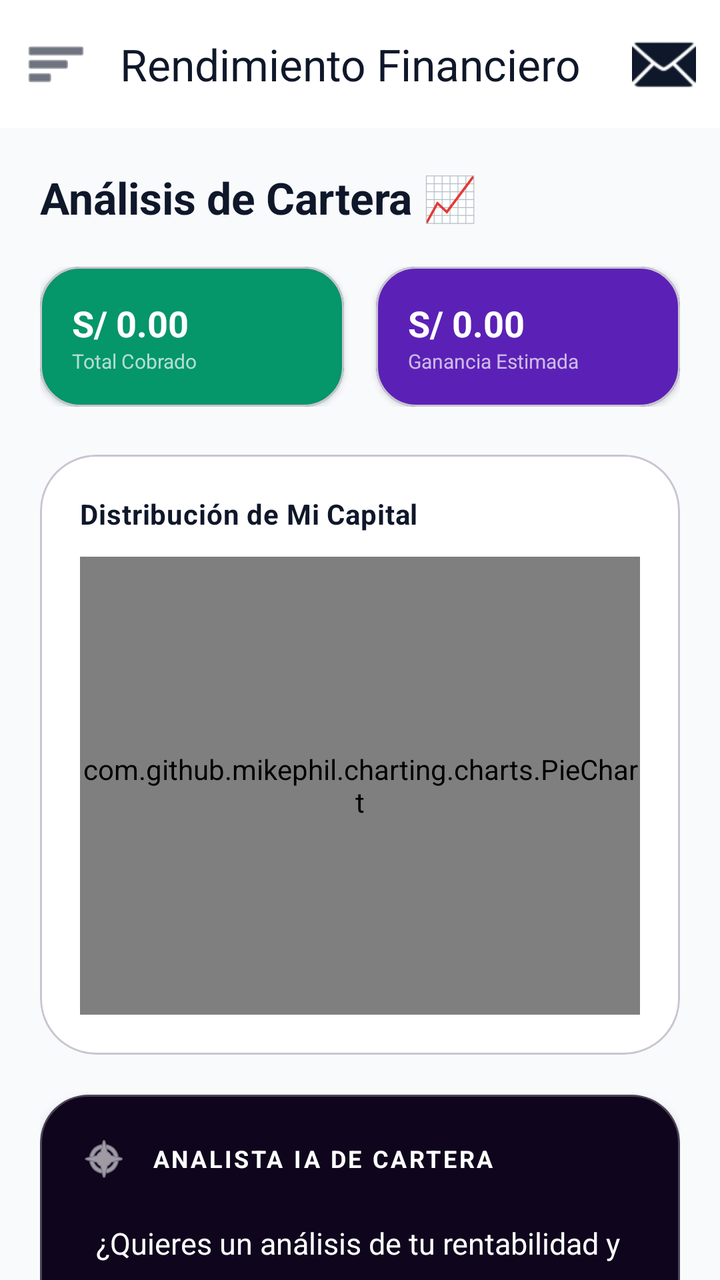
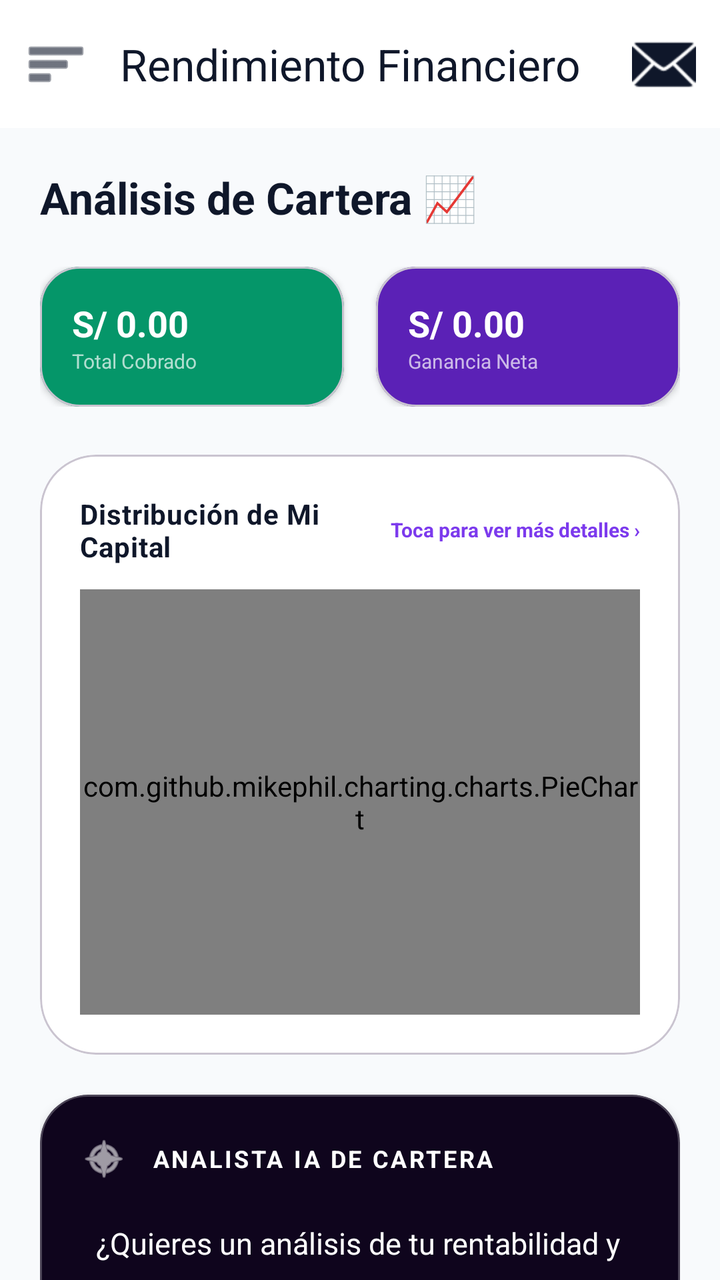

Two renders of the same Android screen: before a commit and after it. Below are the layout's source before the change and the commit's diff.
<!-- AndroidManifest.xml: application theme Theme.Gomezmart -->
<!-- res/layout/fragment_loans_metrics.xml -->
<?xml version="1.0" encoding="utf-8"?>
<androidx.coordinatorlayout.widget.CoordinatorLayout xmlns:android="http://schemas.android.com/apk/res/android"
    xmlns:app="http://schemas.android.com/apk/res-auto"
    android:layout_width="match_parent"
    android:layout_height="match_parent"
    android:background="?attr/colorSurface">

    <com.google.android.material.appbar.AppBarLayout
        android:layout_width="match_parent"
        android:layout_height="wrap_content"
        android:background="?attr/colorSurfaceContainer"
        app:elevation="0dp">
        <com.google.android.material.appbar.MaterialToolbar
            android:id="@+id/toolbarMetricsFrag"
            android:layout_width="match_parent"
            android:layout_height="?attr/actionBarSize"
            app:title="Rendimiento Financiero"
            app:titleTextColor="@color/slate_900"
            app:navigationIcon="@android:drawable/ic_menu_sort_by_size"
            app:navigationIconTint="@color/slate_900"
            app:menu="@menu/menu_mailbox" />
    </com.google.android.material.appbar.AppBarLayout>

    <androidx.core.widget.NestedScrollView
        android:layout_width="match_parent"
        android:layout_height="match_parent"
        app:layout_behavior="@string/appbar_scrolling_view_behavior">

        <LinearLayout
            android:layout_width="match_parent"
            android:layout_height="wrap_content"
            android:orientation="vertical"
            android:padding="20dp">

            <TextView
                android:layout_width="wrap_content"
                android:layout_height="wrap_content"
                android:text="Análisis de Cartera 📈"
                android:textSize="22sp"
                android:textStyle="bold"
                android:textColor="?attr/colorOnSurface" />

            
            <LinearLayout
                android:layout_width="match_parent"
                android:layout_height="wrap_content"
                android:orientation="horizontal"
                android:layout_marginTop="20dp"
                android:baselineAligned="false">

                <com.google.android.material.card.MaterialCardView
                    android:layout_width="0dp"
                    android:layout_height="wrap_content"
                    android:layout_weight="1"
                    android:layout_marginEnd="8dp"
                    app:cardCornerRadius="20dp"
                    app:cardElevation="2dp"
                    app:cardBackgroundColor="@color/emerald_600">
                    <LinearLayout
                        android:layout_width="match_parent"
                        android:layout_height="wrap_content"
                        android:orientation="vertical"
                        android:padding="16dp">
                        <TextView
                            android:id="@+id/tvMetricsTotalCollected"
                            android:layout_width="wrap_content"
                            android:layout_height="wrap_content"
                            android:text="S/ 0.00"
                            android:textSize="18sp"
                            android:textStyle="bold"
                            android:textColor="@color/white" />
                        <TextView
                            android:layout_width="wrap_content"
                            android:layout_height="wrap_content"
                            android:text="Total Cobrado"
                            android:textSize="10sp"
                            android:textColor="#B0FFFFFF" />
                    </LinearLayout>
                </com.google.android.material.card.MaterialCardView>

                <com.google.android.material.card.MaterialCardView
                    android:layout_width="0dp"
                    android:layout_height="wrap_content"
                    android:layout_weight="1"
                    android:layout_marginStart="8dp"
                    app:cardCornerRadius="20dp"
                    app:cardElevation="2dp"
                    app:cardBackgroundColor="@color/purple_800">
                    <LinearLayout
                        android:layout_width="match_parent"
                        android:layout_height="wrap_content"
                        android:orientation="vertical"
                        android:padding="16dp">
                        <TextView
                            android:id="@+id/tvMetricsTotalProfit"
                            android:layout_width="wrap_content"
                            android:layout_height="wrap_content"
                            android:text="S/ 0.00"
                            android:textSize="18sp"
                            android:textStyle="bold"
                            android:textColor="@color/white" />
                        <TextView
                            android:layout_width="wrap_content"
                            android:layout_height="wrap_content"
                            android:text="Ganancia Estimada"
                            android:textSize="10sp"
                            android:textColor="#B0FFFFFF" />
                    </LinearLayout>
                </com.google.android.material.card.MaterialCardView>
            </LinearLayout>

            <com.google.android.material.card.MaterialCardView
                android:layout_width="match_parent"
                android:layout_height="300dp"
                android:layout_marginTop="24dp"
                app:cardCornerRadius="28dp"
                app:cardElevation="0dp"
                app:strokeWidth="1dp"
                app:strokeColor="?attr/colorOutlineVariant"
                app:cardBackgroundColor="?attr/colorSurfaceContainer">
                <LinearLayout
                    android:layout_width="match_parent"
                    android:layout_height="match_parent"
                    android:orientation="vertical"
                    android:padding="20dp">
                    <TextView
                        android:layout_width="wrap_content"
                        android:layout_height="wrap_content"
                        android:text="Distribución de Mi Capital"
                        android:textStyle="bold"
                        android:textColor="?attr/colorOnSurface"
                        android:textSize="14sp"
                        android:letterSpacing="0.02" />
                    <com.github.mikephil.charting.charts.PieChart
                        android:id="@+id/chartMetricsRisk"
                        android:layout_width="match_parent"
                        android:layout_height="match_parent"
                        android:layout_marginTop="12dp" />
                </LinearLayout>
            </com.google.android.material.card.MaterialCardView>

            
            <com.google.android.material.card.MaterialCardView
                android:id="@+id/cardLoansAiAdvisor"
                android:layout_width="match_parent"
                android:layout_height="wrap_content"
                android:layout_marginTop="20dp"
                app:cardBackgroundColor="@color/midnight_purple"
                app:cardCornerRadius="24dp"
                app:cardElevation="4dp"
                app:strokeWidth="1dp"
                app:strokeColor="@color/glass_border">

                <LinearLayout
                    android:layout_width="match_parent"
                    android:layout_height="wrap_content"
                    android:orientation="vertical"
                    android:padding="20dp">

                    <LinearLayout
                        android:layout_width="match_parent"
                        android:layout_height="wrap_content"
                        android:orientation="horizontal"
                        android:gravity="center_vertical"
                        android:layout_marginBottom="12dp">

                        <ImageView
                            android:layout_width="24dp"
                            android:layout_height="24dp"
                            android:src="@android:drawable/ic_menu_compass"
                            app:tint="@color/white" />

                        <TextView
                            android:layout_width="wrap_content"
                            android:layout_height="wrap_content"
                            android:layout_marginStart="12dp"
                            android:text="ANALISTA IA DE CARTERA"
                            android:textSize="12sp"
                            android:textStyle="bold"
                            android:letterSpacing="0.1"
                            android:textColor="@color/white" />

                        <ProgressBar
                            android:id="@+id/progressLoansAi"
                            style="?android:attr/progressBarStyleSmall"
                            android:layout_width="20dp"
                            android:layout_height="20dp"
                            android:layout_marginStart="12dp"
                            android:indeterminateTint="@color/white"
                            android:visibility="gone" />
                    </LinearLayout>

                    <TextView
                        android:id="@+id/tvLoansAiContent"
                        android:layout_width="match_parent"
                        android:layout_height="wrap_content"
                        android:text="¿Quieres un análisis de tu rentabilidad y riesgo? Toca el botón para que Gemini revise tu cartera."
                        android:textSize="15sp"
                        android:textColor="#FFFFFF"
                        android:alpha="1.0"
                        android:lineSpacingExtra="7dp"
                        android:padding="8dp" />

                    <LinearLayout
                        android:layout_width="match_parent"
                        android:layout_height="wrap_content"
                        android:orientation="horizontal"
                        android:gravity="end"
                        android:layout_marginTop="16dp">

                        <com.google.android.material.button.MaterialButton
                            android:id="@+id/btnCloseLoansAi"
                            style="@style/Widget.Material3.Button.TextButton"
                            android:layout_width="wrap_content"
                            android:layout_height="wrap_content"
                            android:text="Cerrar"
                            android:textSize="11sp"
                            android:textColor="@color/white"
                            android:visibility="gone"
                            android:layout_marginEnd="8dp" />

                        <com.google.android.material.button.MaterialButton
                            android:id="@+id/btnRefreshLoansAi"
                            style="@style/Widget.Material3.Button.TonalButton"
                            android:layout_width="wrap_content"
                            android:layout_height="wrap_content"
                            android:text="Analizar Cartera"
                            android:textSize="11sp"
                            android:textColor="@color/midnight_purple"
                            app:backgroundTint="@color/white"
                            app:cornerRadius="10dp"
                            app:icon="@android:drawable/stat_notify_sync"
                            app:iconSize="14dp" />
                    </LinearLayout>
                </LinearLayout>
            </com.google.android.material.card.MaterialCardView>

            <com.google.android.material.card.MaterialCardView
                android:layout_width="match_parent"
                android:layout_height="300dp"
                android:layout_marginTop="20dp"
                app:cardCornerRadius="28dp"
                app:cardElevation="0dp"
                app:strokeWidth="1dp"
                app:strokeColor="?attr/colorOutlineVariant"
                app:cardBackgroundColor="?attr/colorSurfaceContainer">
                <LinearLayout
                    android:layout_width="match_parent"
                    android:layout_height="match_parent"
                    android:orientation="vertical"
                    android:padding="20dp">
                    <TextView
                        android:layout_width="wrap_content"
                        android:layout_height="wrap_content"
                        android:text="Cobros Semanales (S/)"
                        android:textStyle="bold"
                        android:textColor="?attr/colorOnSurface"
                        android:textSize="14sp"
                        android:letterSpacing="0.02" />
                    <com.github.mikephil.charting.charts.BarChart
                        android:id="@+id/chartMetricsCollection"
                        android:layout_width="match_parent"
                        android:layout_height="match_parent"
                        android:layout_marginTop="12dp" />
                </LinearLayout>
            </com.google.android.material.card.MaterialCardView>

        </LinearLayout>
    </androidx.core.widget.NestedScrollView>

</androidx.coordinatorlayout.widget.CoordinatorLayout>
<!-- resources referenced by this layout -->
<resources>
  <color name="emerald_600">#059669</color>
  <color name="glass_border">#40FFFFFF</color>
  <color name="midnight_purple">#0F051D</color>
  <color name="purple_800">#5B21B6</color>
  <color name="slate_900">#0F172A</color>
  <color name="white">#FFFFFFFF</color>
  <style name="Theme.Gomezmart" parent="Base.Theme.Gomezmart" />
  <style name="Base.Theme.Gomezmart" parent="Theme.Material3.DayNight.NoActionBar">
          <item name="colorPrimary">@color/purple_600</item>
          <item name="colorOnPrimary">@color/white</item>
          <item name="colorSecondary">@color/indigo_500</item>
          <item name="colorSurface">@color/slate_50</item>
          <item name="colorOnSurface">@color/slate_900</item>
          <item name="colorOnSurfaceVariant">@color/slate_500</item>
          <item name="colorSurfaceContainer">@color/white</item>
          <item name="android:windowBackground">@color/slate_50</item>
      </style>
  <color name="purple_600">#7C3AED</color>
  <color name="indigo_500">#6366F1</color>
  <color name="slate_50">#F8FAFC</color>
  <color name="slate_500">#64748B</color>
</resources>

<!-- the commit's change to res/layout/fragment_loans_metrics.xml (unified diff, before → after) -->
@@ -102,7 +102,7 @@
                         <TextView
                             android:layout_width="wrap_content"
                             android:layout_height="wrap_content"
-                            android:text="Ganancia Estimada"
+                            android:text="Ganancia Neta"
                             android:textSize="10sp"
                             android:textColor="#B0FFFFFF" />
                     </LinearLayout>
@@ -110,9 +110,12 @@
             </LinearLayout>
 
             <com.google.android.material.card.MaterialCardView
+                android:id="@+id/cardCapitalDistribution"
                 android:layout_width="match_parent"
                 android:layout_height="300dp"
                 android:layout_marginTop="24dp"
+                android:clickable="true"
+                android:focusable="true"
                 app:cardCornerRadius="28dp"
                 app:cardElevation="0dp"
                 app:strokeWidth="1dp"
@@ -123,14 +126,31 @@
                     android:layout_height="match_parent"
                     android:orientation="vertical"
                     android:padding="20dp">
-                    <TextView
-                        android:layout_width="wrap_content"
-                        android:layout_height="wrap_content"
-                        android:text="Distribución de Mi Capital"
-                        android:textStyle="bold"
-                        android:textColor="?attr/colorOnSurface"
-                        android:textSize="14sp"
-                        android:letterSpacing="0.02" />
+                    <LinearLayout
+                        android:layout_width="match_parent"
+                        android:layout_height="wrap_content"
+                        android:orientation="horizontal"
+                        android:gravity="center_vertical">
+
+                        <TextView
+                            android:layout_width="0dp"
+                            android:layout_height="wrap_content"
+                            android:layout_weight="1"
+                            android:text="Distribución de Mi Capital"
+                            android:textStyle="bold"
+                            android:textColor="?attr/colorOnSurface"
+                            android:textSize="14sp"
+                            android:letterSpacing="0.02" />
+
+                        <TextView
+                            android:id="@+id/tvHintCapitalDetail"
+                            android:layout_width="wrap_content"
+                            android:layout_height="wrap_content"
+                            android:text="@string/tap_for_more_details"
+                            android:textSize="10sp"
+                            android:textStyle="bold"
+                            android:textColor="@color/purple_600" />
+                    </LinearLayout>
                     <com.github.mikephil.charting.charts.PieChart
                         android:id="@+id/chartMetricsRisk"
                         android:layout_width="match_parent"
@@ -194,7 +214,7 @@
                         android:id="@+id/tvLoansAiContent"
                         android:layout_width="match_parent"
                         android:layout_height="wrap_content"
-                        android:text="¿Quieres un análisis de tu rentabilidad y riesgo? Toca el botón para que Gemini revise tu cartera."
+                        android:text="¿Quieres un análisis de tu rentabilidad y riesgo? Toca el botón para que la IA de GoMezMart revise tu cartera."
                         android:textSize="15sp"
                         android:textColor="#FFFFFF"
                         android:alpha="1.0"
@@ -218,6 +238,18 @@
                             android:textColor="@color/white"
                             android:visibility="gone"
                             android:layout_marginEnd="8dp" />
+
+                        <com.google.android.material.button.MaterialButton
+                            android:id="@+id/btnChatLoansAi"
+                            style="@style/Widget.Material3.Button.TonalButton"
+                            android:layout_width="wrap_content"
+                            android:layout_height="wrap_content"
+                            android:layout_marginEnd="8dp"
+                            android:text="💬 Chatear con IA"
+                            android:textSize="11sp"
+                            android:textColor="@color/white"
+                            app:backgroundTint="#33FFFFFF"
+                            app:cornerRadius="10dp" />
 
                         <com.google.android.material.button.MaterialButton
                             android:id="@+id/btnRefreshLoansAi"
@@ -236,9 +268,12 @@
             </com.google.android.material.card.MaterialCardView>
 
             <com.google.android.material.card.MaterialCardView
+                android:id="@+id/cardWeeklyCollections"
                 android:layout_width="match_parent"
                 android:layout_height="300dp"
                 android:layout_marginTop="20dp"
+                android:clickable="true"
+                android:focusable="true"
                 app:cardCornerRadius="28dp"
                 app:cardElevation="0dp"
                 app:strokeWidth="1dp"
@@ -249,14 +284,31 @@
                     android:layout_height="match_parent"
                     android:orientation="vertical"
                     android:padding="20dp">
-                    <TextView
-                        android:layout_width="wrap_content"
-                        android:layout_height="wrap_content"
-                        android:text="Cobros Semanales (S/)"
-                        android:textStyle="bold"
-                        android:textColor="?attr/colorOnSurface"
-                        android:textSize="14sp"
-                        android:letterSpacing="0.02" />
+                    <LinearLayout
+                        android:layout_width="match_parent"
+                        android:layout_height="wrap_content"
+                        android:orientation="horizontal"
+                        android:gravity="center_vertical">
+
+                        <TextView
+                            android:layout_width="0dp"
+                            android:layout_height="wrap_content"
+                            android:layout_weight="1"
+                            android:text="Cobros Semanales (S/)"
+                            android:textStyle="bold"
+                            android:textColor="?attr/colorOnSurface"
+                            android:textSize="14sp"
+                            android:letterSpacing="0.02" />
+
+                        <TextView
+                            android:id="@+id/tvHintWeeklyDetail"
+                            android:layout_width="wrap_content"
+                            android:layout_height="wrap_content"
+                            android:text="@string/tap_for_more_details"
+                            android:textSize="10sp"
+                            android:textStyle="bold"
+                            android:textColor="@color/purple_600" />
+                    </LinearLayout>
                     <com.github.mikephil.charting.charts.BarChart
                         android:id="@+id/chartMetricsCollection"
                         android:layout_width="match_parent"
<!-- resource entries referenced after the edit -->
@@ -6,6 +6,7 @@
   <color name="purple_800">#5B21B6</color>
   <color name="slate_900">#0F172A</color>
   <color name="white">#FFFFFFFF</color>
+  <string name="tap_for_more_details">Toca para ver más detalles ›</string>
   <style name="Theme.Gomezmart" parent="Base.Theme.Gomezmart" />
   <style name="Base.Theme.Gomezmart" parent="Theme.Material3.DayNight.NoActionBar">
           <item name="colorPrimary">@color/purple_600</item>
